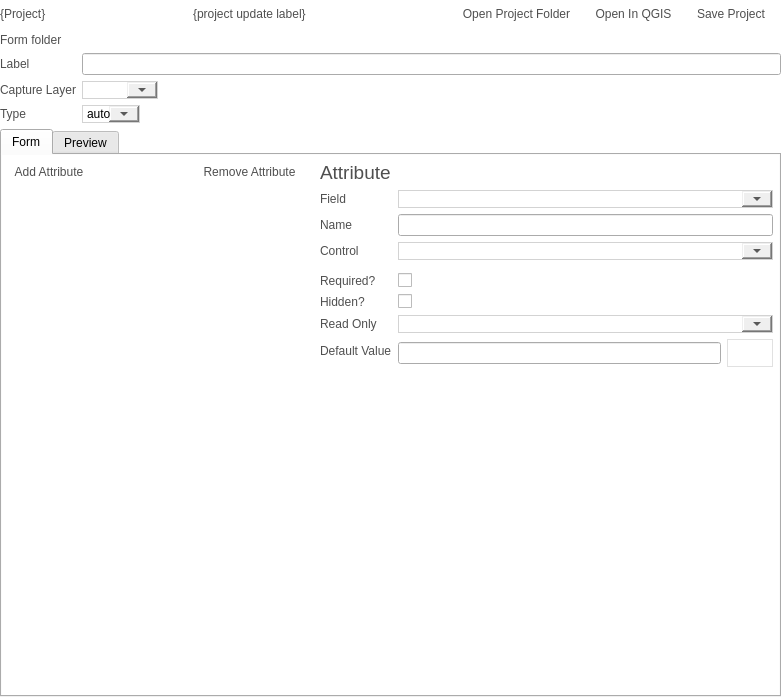
roam-qgis/Roam, file src/configmanager/ui/ui_projectwidget.ui: the form before one commit.
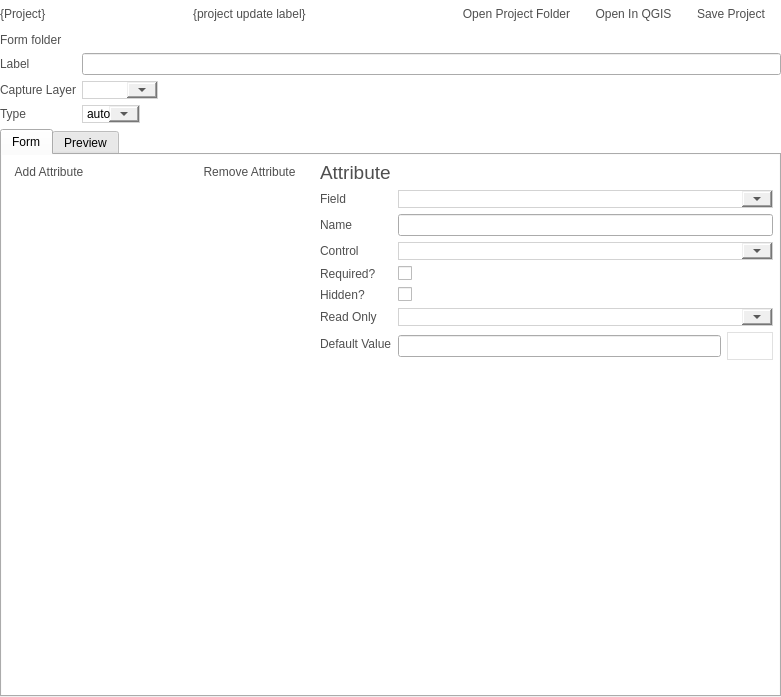
The form after the commit. Icons and pictures are not drawn. Custom widgets are drawn as their Qt base class.

Commit message: Remove description label for now; Fix crash in list widget

```diff
--- a/src/configmanager/ui/ui_projectwidget.ui
+++ b/src/configmanager/ui/ui_projectwidget.ui
@@ -655,6 +655,29 @@
                    </property>
                   </widget>
                  </item>
+                 <item row="2" column="0">
+                  <widget class="QLabel" name="label_4">
+                   <property name="text">
+                    <string>Field</string>
+                   </property>
+                  </widget>
+                 </item>
+                 <item row="2" column="1">
+                  <widget class="QComboBox" name="fieldList">
+                   <property name="enabled">
+                    <bool>true</bool>
+                   </property>
+                   <property name="sizePolicy">
+                    <sizepolicy hsizetype="Expanding" vsizetype="Fixed">
+                     <horstretch>0</horstretch>
+                     <verstretch>0</verstretch>
+                    </sizepolicy>
+                   </property>
+                   <property name="editable">
+                    <bool>false</bool>
+                   </property>
+                  </widget>
+                 </item>
                  <item row="3" column="0">
                   <widget class="QLabel" name="label_11">
                    <property name="text">
@@ -682,32 +705,7 @@
                    </property>
                   </widget>
                  </item>
-                 <item row="6" column="1">
-                  <widget class="QLabel" name="descriptionLabel">
-                   <property name="sizePolicy">
-                    <sizepolicy hsizetype="Expanding" vsizetype="Maximum">
-                     <horstretch>0</horstretch>
-                     <verstretch>0</verstretch>
-                    </sizepolicy>
-                   </property>
-                   <property name="font">
-                    <font>
-                     <family>Segoe UI</family>
-                     <pointsize>-1</pointsize>
-                     <weight>50</weight>
-                     <italic>false</italic>
-                     <bold>false</bold>
-                    </font>
-                   </property>
-                   <property name="text">
-                    <string/>
-                   </property>
-                   <property name="wordWrap">
-                    <bool>true</bool>
-                   </property>
-                  </widget>
-                 </item>
-                 <item row="7" column="0">
+                 <item row="6" column="0">
                   <widget class="QLabel" name="label_10">
                    <property name="toolTip">
                     <string>&lt;!DOCTYPE HTML PUBLIC &quot;-//W3C//DTD HTML 4.0//EN&quot; &quot;http://www.w3.org/TR/REC-html40/strict.dtd&quot;&gt;
@@ -732,14 +730,14 @@
                    </property>
                   </widget>
                  </item>
-                 <item row="7" column="1">
+                 <item row="6" column="1">
                   <widget class="QCheckBox" name="requiredCheck">
                    <property name="text">
                     <string/>
                    </property>
                   </widget>
                  </item>
-                 <item row="8" column="0">
+                 <item row="7" column="0">
                   <widget class="QLabel" name="label_12">
                    <property name="toolTip">
                     <string>&lt;!DOCTYPE HTML PUBLIC &quot;-//W3C//DTD HTML 4.0//EN&quot; &quot;http://www.w3.org/TR/REC-html40/strict.dtd&quot;&gt;
@@ -764,14 +762,14 @@
                    </property>
                   </widget>
                  </item>
-                 <item row="8" column="1">
+                 <item row="7" column="1">
                   <widget class="QCheckBox" name="hiddenCheck">
                    <property name="text">
                     <string/>
                    </property>
                   </widget>
                  </item>
-                 <item row="9" column="0">
+                 <item row="8" column="0">
                   <widget class="QLabel" name="label_13">
                    <property name="whatsThis">
                     <string>&lt;!DOCTYPE HTML PUBLIC &quot;-//W3C//DTD HTML 4.0//EN&quot; &quot;http://www.w3.org/TR/REC-html40/strict.dtd&quot;&gt;
@@ -787,7 +785,7 @@
                    </property>
                   </widget>
                  </item>
-                 <item row="9" column="1">
+                 <item row="8" column="1">
                   <widget class="QComboBox" name="readonlyCombo">
                    <property name="sizePolicy">
                     <sizepolicy hsizetype="Expanding" vsizetype="Fixed">
@@ -797,14 +795,38 @@
                    </property>
                   </widget>
                  </item>
-                 <item row="10" column="0">
+                 <item row="9" column="0">
                   <widget class="QLabel" name="label">
                    <property name="text">
                     <string>Default Value</string>
                    </property>
                   </widget>
                  </item>
-                 <item row="13" column="0" colspan="2">
+                 <item row="9" column="1">
+                  <layout class="QHBoxLayout" name="horizontalLayout_7">
+                   <item>
+                    <widget class="QLineEdit" name="defaultvalueText"/>
+                   </item>
+                   <item>
+                    <widget class="QPushButton" name="expressionButton">
+                     <property name="text">
+                      <string/>
+                     </property>
+                     <property name="icon">
+                      <iconset resource="resources.qrc">
+                       <normaloff>:/icons/Expression</normaloff>:/icons/Expression</iconset>
+                     </property>
+                     <property name="iconSize">
+                      <size>
+                       <width>24</width>
+                       <height>24</height>
+                      </size>
+                     </property>
+                    </widget>
+                   </item>
+                  </layout>
+                 </item>
+                 <item row="12" column="0" colspan="2">
                   <widget class="QFrame" name="widgetFrame_2">
                    <property name="enabled">
                     <bool>true</bool>
@@ -843,53 +865,6 @@
                    </layout>
                   </widget>
                  </item>
-                 <item row="2" column="1">
-                  <widget class="QComboBox" name="fieldList">
-                   <property name="enabled">
-                    <bool>true</bool>
-                   </property>
-                   <property name="sizePolicy">
-                    <sizepolicy hsizetype="Expanding" vsizetype="Fixed">
-                     <horstretch>0</horstretch>
-                     <verstretch>0</verstretch>
-                    </sizepolicy>
-                   </property>
-                   <property name="editable">
-                    <bool>false</bool>
-                   </property>
-                  </widget>
-                 </item>
-                 <item row="2" column="0">
-                  <widget class="QLabel" name="label_4">
-                   <property name="text">
-                    <string>Field</string>
-                   </property>
-                  </widget>
-                 </item>
-                 <item row="10" column="1">
-                  <layout class="QHBoxLayout" name="horizontalLayout_7">
-                   <item>
-                    <widget class="QLineEdit" name="defaultvalueText"/>
-                   </item>
-                   <item>
-                    <widget class="QPushButton" name="expressionButton">
-                     <property name="text">
-                      <string/>
-                     </property>
-                     <property name="icon">
-                      <iconset resource="resources.qrc">
-                       <normaloff>:/icons/Expression</normaloff>:/icons/Expression</iconset>
-                     </property>
-                     <property name="iconSize">
-                      <size>
-                       <width>24</width>
-                       <height>24</height>
-                      </size>
-                     </property>
-                    </widget>
-                   </item>
-                  </layout>
-                 </item>
                 </layout>
                </widget>
               </item>
```
The commit also changes 2 other files.
